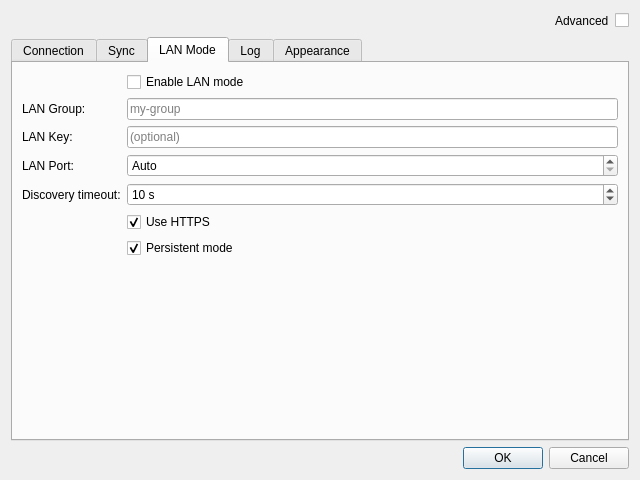
albertsdk/hsync-desktop, file hsync_desktop/ui/settings_dialog.ui: the form before one commit.
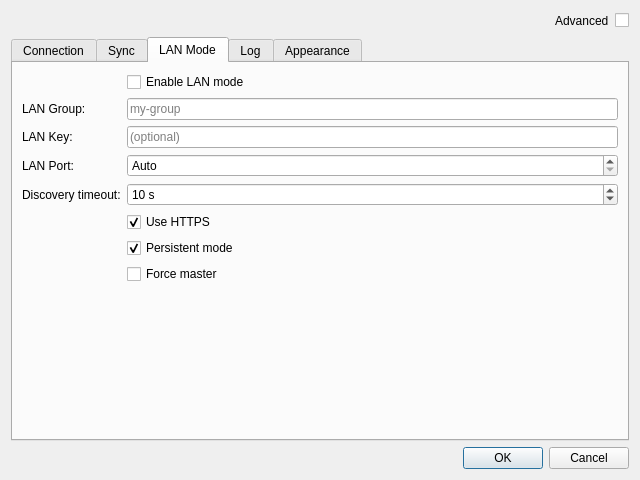
The form after the commit. The open tabs and pages were chosen to show the change. Icons and pictures are not drawn.

Commit message:
feat: add force-master setting and preview summary improvements
Settings:
- Add 'Force master' toggle in LAN tab
- Pass --force-master flag to hsync-client when enabled
- Add translations for force_master in all 5 languages

Preview:
- Fix size parsing in engine.py (suffix order bug)
- Add PreviewSummaryDialog with download/upload statistics
- Show estimated transfer times based on file sizes

File panel:
- Convert absolute paths to relative for table matching
- Add periodic directory consistency check (5s interval)

The edit to the form file:
```diff
--- a/hsync_desktop/ui/settings_dialog.ui
+++ b/hsync_desktop/ui/settings_dialog.ui
@@ -428,6 +428,16 @@
          </property>
         </widget>
        </item>
+       <item row="7" column="1">
+        <widget class="QCheckBox" name="forceMaster">
+         <property name="text">
+          <string>Force master</string>
+         </property>
+         <property name="checked">
+          <bool>false</bool>
+         </property>
+        </widget>
+       </item>
       </layout>
      </widget>
      <!-- Tab: Log -->
```
Left out of the diff: 10 changed lines with no effect on the pictures. The commit also changes 6 other files.
